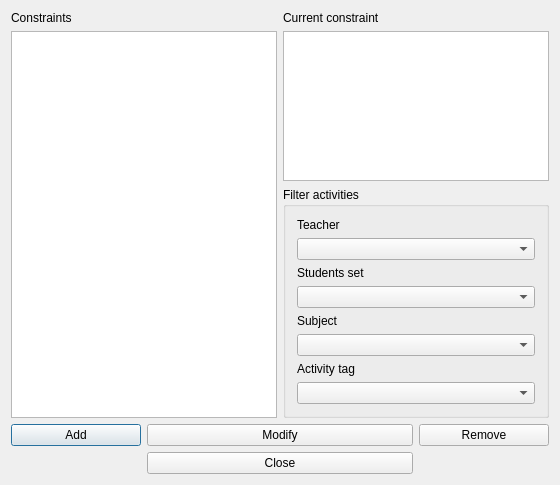
Old version of the form fet/src/interface/constraintactivitypreferredroomsform_template.ui in the repository vonmecheln/fet.
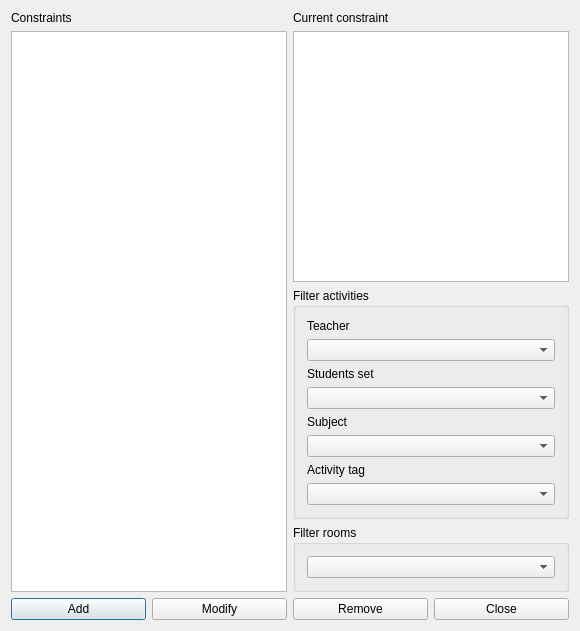
New version of the form.

```diff
--- a/fet/src/interface/constraintactivitypreferredroomsform_template.ui
+++ b/fet/src/interface/constraintactivitypreferredroomsform_template.ui
@@ -6,15 +6,15 @@
    <rect>
     <x>0</x>
     <y>0</y>
-    <width>560</width>
-    <height>485</height>
+    <width>580</width>
+    <height>631</height>
    </rect>
   </property>
   <property name="windowTitle">
    <string extracomment="This is the title of the dialog to see the list of all constraints of this type">Constraints activity preferred rooms</string>
   </property>
-  <layout class="QGridLayout" name="gridLayout_2">
-   <item row="0" column="0" rowspan="2" colspan="2">
+  <layout class="QGridLayout" name="gridLayout_3">
+   <item row="0" column="0">
     <layout class="QVBoxLayout" name="verticalLayout">
      <item>
       <widget class="QLabel" name="constraintsTextLabel">
@@ -37,7 +37,7 @@
      </item>
     </layout>
    </item>
-   <item row="0" column="2" colspan="2">
+   <item row="0" column="1">
     <layout class="QVBoxLayout" name="verticalLayout_2">
      <item>
       <widget class="QLabel" name="currentConstraintTextLabel">
@@ -52,9 +52,7 @@
      <item>
       <widget class="QPlainTextEdit" name="currentConstraintTextEdit"/>
      </item>
-    </layout>
-   </item>
-   <item row="1" column="2" colspan="2">
+     <item>
     <widget class="QGroupBox" name="filterActivitiesGroupBox">
      <property name="title">
       <string>Filter activities</string>
@@ -115,33 +113,51 @@
      </layout>
     </widget>
    </item>
-   <item row="2" column="0">
+     <item>
+      <widget class="QGroupBox" name="filterRoomsGroupBox">
+       <property name="title">
+        <string>Filter rooms</string>
+       </property>
+       <layout class="QGridLayout" name="gridLayout_2">
+        <item row="0" column="0">
+         <widget class="QComboBox" name="roomsComboBox"/>
+        </item>
+       </layout>
+      </widget>
+     </item>
+    </layout>
+   </item>
+   <item row="1" column="0" colspan="2">
+    <layout class="QHBoxLayout" name="horizontalLayout">
+     <item>
     <widget class="QPushButton" name="addConstraintPushButton">
      <property name="text">
       <string>Add</string>
      </property>
     </widget>
    </item>
-   <item row="2" column="1" colspan="2">
+     <item>
     <widget class="QPushButton" name="modifyConstraintPushButton">
      <property name="text">
       <string>Modify</string>
      </property>
     </widget>
    </item>
-   <item row="2" column="3">
+     <item>
     <widget class="QPushButton" name="removeConstraintPushButton">
      <property name="text">
       <string>Remove</string>
      </property>
     </widget>
    </item>
-   <item row="3" column="1" colspan="2">
+     <item>
     <widget class="QPushButton" name="closePushButton">
      <property name="text">
       <string>Close</string>
      </property>
     </widget>
+     </item>
+    </layout>
    </item>
   </layout>
  </widget>
```
Lines whose indentation alone changed are shown as unchanged.
